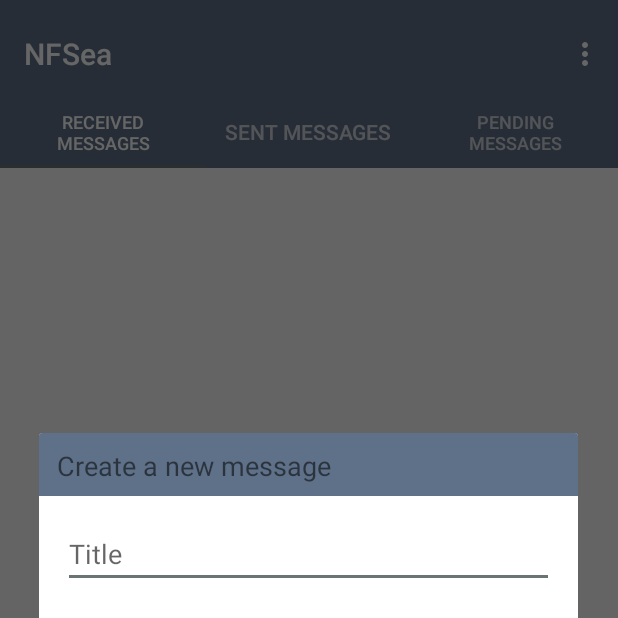
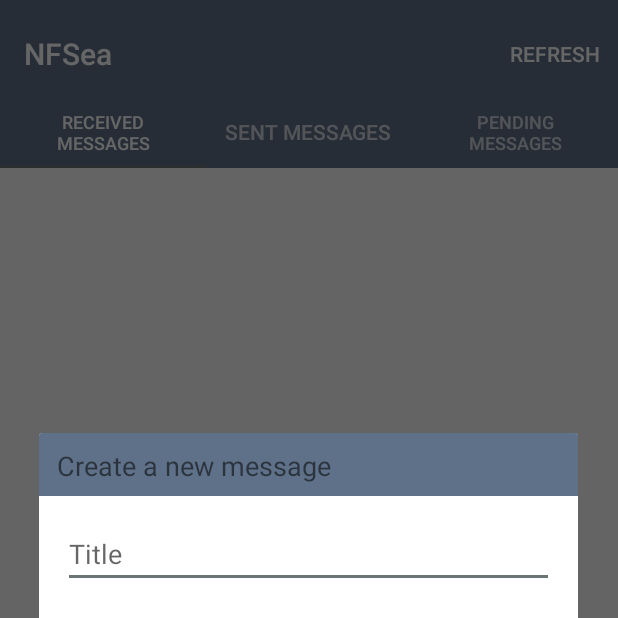
Before and after one commit to CNname/NFSea, an Android app: the TabActivity screen opened directly, with no data from a screen before it, after a tap on an icon or button, on a phone screen of 412 x 824 dp, the top half of it. Run offline under Robolectric (Android 15) with nearby library versions, the phone set to English and light mode, and no system bars; 4 statements that could not run were skipped.

Commit message:
refreshing fragments after send and receive

```diff
--- a/app/src/main/AndroidManifest.xml
+++ b/app/src/main/AndroidManifest.xml
@@ -3,6 +3,8 @@
     package="fi.jamk.nfsea">
 
     <uses-permission android:name="android.permission.NFC" />
+    <uses-permission android:name="android.permission.READ_EXTERNAL_STORAGE" />
+    <uses-feature android:name="android.hardware.nfc" android:required="true" />
 
     <application
         android:allowBackup="true"
--- a/app/src/main/java/fi/jamk/nfsea/TabActivity.java
+++ b/app/src/main/java/fi/jamk/nfsea/TabActivity.java
@@ -6,6 +6,7 @@ import android.database.Cursor;
 import android.database.sqlite.SQLiteDatabase;
 import android.databinding.ObservableArrayList;
 import android.databinding.ObservableList;
+import android.net.Uri;
 import android.nfc.NdefMessage;
 import android.nfc.NdefRecord;
 import android.nfc.NfcAdapter;
@@ -21,6 +22,8 @@ import android.support.v4.app.FragmentManager;
 import android.support.v4.app.FragmentPagerAdapter;
 import android.support.v4.view.ViewPager;
 import android.os.Bundle;
+import android.util.Log;
+import android.util.SparseArray;
 import android.view.ContextMenu;
 import android.view.Menu;
 import android.view.MenuItem;
@@ -29,6 +32,8 @@ import android.widget.AdapterView;
 import android.widget.Toast;
 import com.google.gson.Gson;
 import com.google.gson.GsonBuilder;
+
+import java.lang.ref.WeakReference;
 import java.nio.charset.Charset;
 
 public class TabActivity extends AppCompatActivity implements SendMessageDialogFragment.SendMessageDialogListener,
@@ -48,6 +53,7 @@ public class TabActivity extends AppCompatActivity implements SendMessageDialogF
     private static ObservableArrayList<NFSeaMessage> pendingMessages;
     private static ObservableArrayList<NFSeaMessage> sentMessages;
     public static String PACKAGE_NAME;
+    private TabLayout tabLayout;
 
     @Override
     protected void onCreate(Bundle savedInstanceState) {
@@ -77,7 +83,7 @@ public class TabActivity extends AppCompatActivity implements SendMessageDialogF
         mViewPager = (ViewPager) findViewById(R.id.container);
         mViewPager.setAdapter(mSectionsPagerAdapter);
 
-        TabLayout tabLayout = (TabLayout) findViewById(R.id.tabs);
+        tabLayout = (TabLayout) findViewById(R.id.tabs);
         tabLayout.setupWithViewPager(mViewPager);
 
         FloatingActionButton fab = (FloatingActionButton) findViewById(R.id.fab);
@@ -198,10 +204,8 @@ public class TabActivity extends AppCompatActivity implements SendMessageDialogF
         // automatically handle clicks on the Home/Up button, so long
         // as you specify a parent activity in AndroidManifest.xml.
         int id = item.getItemId();
-
-        //noinspection SimplifiableIfStatement
-        if (id == R.id.action_settings) {
-            return true;
+        if (id == R.id.action_refresh) {
+            mSectionsPagerAdapter.notifyDataSetChanged();
         }
 
         return super.onOptionsItemSelected(item);
@@ -275,6 +279,7 @@ public class TabActivity extends AppCompatActivity implements SendMessageDialogF
                     NFSeaMessage msg = gson.fromJson(jsonObj, NFSeaMessage.class);
                     msg.setStatus("received");
                     receivedMessages.add(msg);
+                    mSectionsPagerAdapter.notifyDataSetChanged();
                     insertData(msg);
                 }
 
@@ -288,12 +293,14 @@ public class TabActivity extends AppCompatActivity implements SendMessageDialogF
 
     @Override
     public void onNdefPushComplete(NfcEvent event) {
-        for(int i = 0; i <= pendingMessages.size(); i++){
+        for(int i = 0; i < pendingMessages.size(); i++){
             pendingMessages.get(i).setStatus("sent");
             insertData(pendingMessages.get(i));
         }
         sentMessages.addAll(pendingMessages);
+        Log.d("After SEND", "I WAS CALLED");
         pendingMessages.clear();
+        mSectionsPagerAdapter.notifyDataSetChanged();
     }
 
     @Override
@@ -303,6 +310,10 @@ public class TabActivity extends AppCompatActivity implements SendMessageDialogF
 
     public class SectionsPagerAdapter extends FragmentStatePagerAdapter {
 
+      /* NFSeaMessageFragment nf1;
+        NFSeaMessageFragment nf2;
+        NFSeaMessageFragment nf3;*/
+
         public SectionsPagerAdapter(FragmentManager fm) {
             super(fm);
         }
@@ -311,7 +322,27 @@ public class TabActivity extends AppCompatActivity implements SendMessageDialogF
         public Fragment getItem(int position) {
             // getItem is called to instantiate the fragment for the given page.
             // Return a PlaceholderFragment (defined as a static inner class below).
+            /*switch (position) {
+                case 0:
+                    nf1 = NFSeaMessageFragment.newInstance(position + 1);
+                    return nf1;
+                case 1:
+                    nf2 = NFSeaMessageFragment.newInstance(position + 1);
+                    return nf2;
+                case 2:
+                    nf3 = NFSeaMessageFragment.newInstance(position + 1);
+                    return nf3;
+                default:
+                    return null;
+            }*/
             return NFSeaMessageFragment.newInstance(position + 1);
+        }
+
+        @Override
+        public int getItemPosition(Object object){
+
+                return POSITION_NONE;
+
         }
 
         @Override
--- a/app/src/main/res/menu/menu_tab.xml
+++ b/app/src/main/res/menu/menu_tab.xml
@@ -3,8 +3,8 @@
     xmlns:tools="http://schemas.android.com/tools"
     tools:context="fi.jamk.nfsea.TabActivity">
     <item
-        android:id="@+id/action_settings"
+        android:id="@+id/action_refresh"
         android:orderInCategory="100"
-        android:title="@string/action_settings"
-        app:showAsAction="never" />
+        android:title="@string/action_refresh"
+        app:showAsAction="always" />
 </menu>
--- a/app/src/main/res/values/strings.xml
+++ b/app/src/main/res/values/strings.xml
@@ -13,4 +13,5 @@
     <string name="action_settings">Settings</string>
     <string name="section_format">Hello World from section: %1$d</string>
     <string name="hello_blank_fragment">Hello blank fragment</string>
+    <string name="action_refresh">Refresh</string>
 </resources>
```
Also changed, not shown: app/src/main/res/layout/fragment_nfseamessage.xml (+8 -7 lines).
